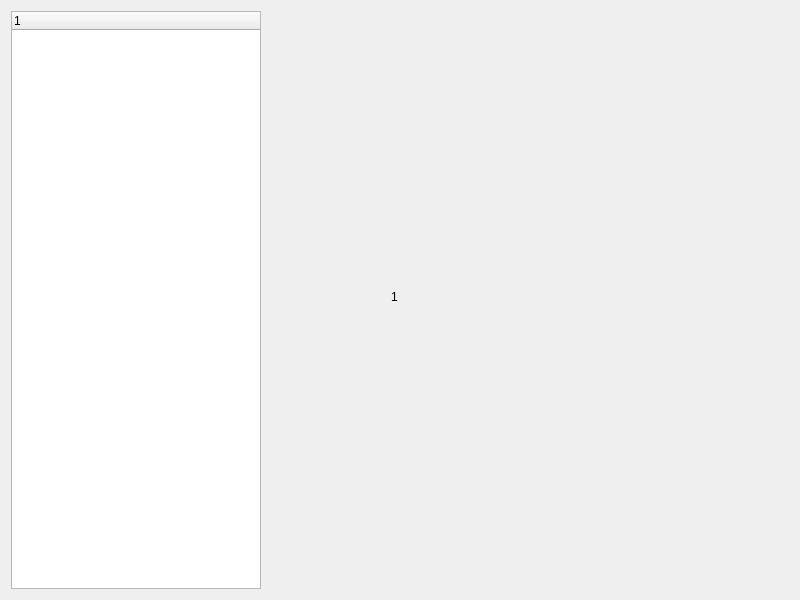
First picture: the form in widget.ui, repository wu8902/expend, before the edit.
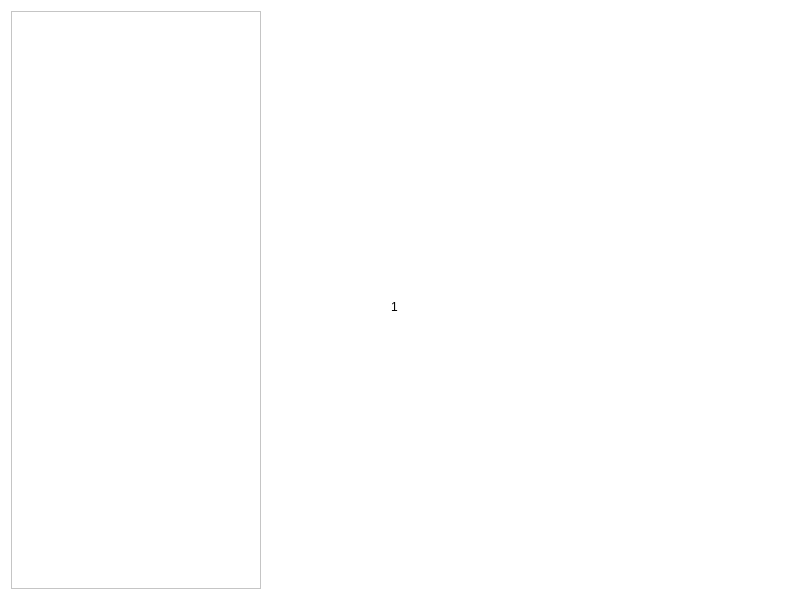
Second picture: the form after the edit. The open tabs and pages were chosen to show the change.

Diff of the .ui file:
```diff
--- a/widget.ui
+++ b/widget.ui
@@ -13,6 +13,9 @@
   <property name="windowTitle">
    <string>Widget</string>
   </property>
+  <property name="styleSheet">
+   <string notr="true">background:white;</string>
+  </property>
   <layout class="QHBoxLayout" name="horizontalLayout">
    <property name="spacing">
     <number>0</number>
@@ -25,10 +28,24 @@
        <height>16777215</height>
       </size>
      </property>
+     <property name="styleSheet">
+      <string notr="true">QTreeWidget::item:selected { background-color: none; }</string>
+     </property>
+     <attribute name="headerVisible">
+      <bool>false</bool>
+     </attribute>
+     <column>
+      <property name="text">
+       <string notr="true">1</string>
+      </property>
+     </column>
     </widget>
    </item>
    <item>
     <widget class="QStackedWidget" name="stackedWidget">
+     <property name="styleSheet">
+      <string notr="true">background:white;</string>
+     </property>
      <property name="currentIndex">
       <number>1</number>
      </property>
@@ -37,7 +54,7 @@
        <property name="geometry">
         <rect>
          <x>130</x>
-         <y>190</y>
+         <y>200</y>
          <width>211</width>
          <height>191</height>
         </rect>
```
